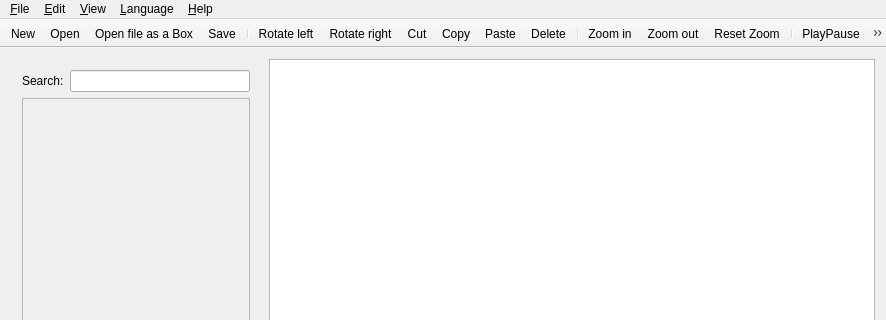
Before: the Qt Designer form app/mainwindow.ui in GIBIS-UNIFESP/wiRedPanda, drawn with Qt 5; both pictures show x 0 to 886 and y 0 to 320 of the 886 by 765 pixel window.
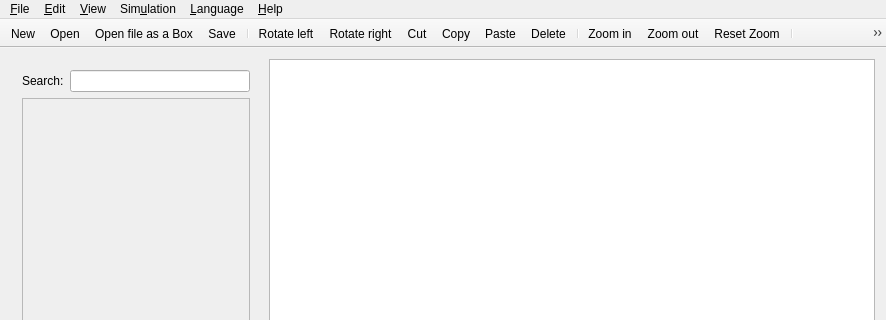
After: the same form once the commit is applied. The open tabs and pages were chosen to show the change. Icons and pictures are not drawn. Custom widgets are drawn as their Qt base class.

Commit message: Many Updates: - ElementEditor now supports Backtab - Fullscreen GraphicsView - Waveform now simulates clocks as simple inputs - Moved GraphicsViewZoom inside GraphicsView - Added "Simulation" menu to menubar with waveform and play/pause actions.

Diff of the .ui file:
```diff
--- a/app/mainwindow.ui
+++ b/app/mainwindow.ui
@@ -421,7 +421,7 @@
      <x>0</x>
      <y>0</y>
      <width>886</width>
-     <height>20</height>
+     <height>25</height>
     </rect>
    </property>
    <widget class="QMenu" name="menuFile">
@@ -517,9 +517,17 @@
     <addaction name="actionEnglish"/>
     <addaction name="actionPortuguese"/>
    </widget>
+   <widget class="QMenu" name="menuSimulation">
+    <property name="title">
+     <string>Sim&amp;ulation</string>
+    </property>
+    <addaction name="actionPlay"/>
+    <addaction name="actionWaveform"/>
+   </widget>
    <addaction name="menuFile"/>
    <addaction name="menuEdit"/>
    <addaction name="menuView"/>
+   <addaction name="menuSimulation"/>
    <addaction name="menuLanguage"/>
    <addaction name="menuHelp"/>
   </widget>
@@ -831,7 +839,7 @@
      <normalon>:/toolbar/pause.png</normalon>:/toolbar/play.png</iconset>
    </property>
    <property name="text">
-    <string>PlayPause</string>
+    <string>&amp;Play/Pause</string>
    </property>
    <property name="toolTip">
     <string>Play or Pause simulation.</string>
@@ -913,7 +921,7 @@
      <normaloff>:/toolbar/wavyIcon.png</normaloff>:/toolbar/wavyIcon.png</iconset>
    </property>
    <property name="text">
-    <string>Waveform</string>
+    <string>&amp;Waveform</string>
    </property>
    <property name="shortcut">
     <string>Ctrl+W</string>
```
Left out of the diff: 27 changed lines with no effect on the pictures. The commit also changes 15 other files.
